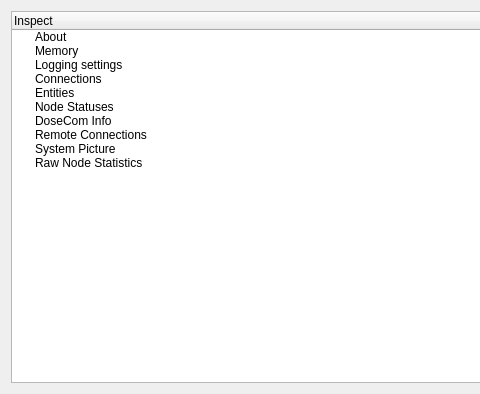
The window that src/dose/dose_dobexplorer.ss/src/dosemon.ui (SafirSDK/safir-sdk-core) describes before a commit, drawn with Qt 5; both pictures show x 0 to 480 and y 0 to 394 of the 741 by 394 pixel window.
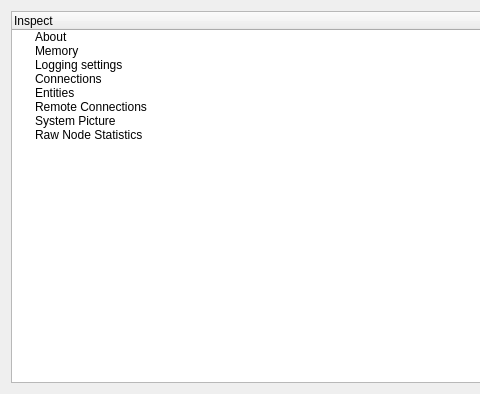
The same window after the commit.

Commit message: remove dose_com deps from dobexplorer

What changed in the file:
```diff
--- a/src/dose/dose_dobexplorer.ss/src/dosemon.ui
+++ b/src/dose/dose_dobexplorer.ss/src/dosemon.ui
@@ -65,22 +65,6 @@
         <string>Show internal information about entities and their instances.</string>
        </property>
       </item>
-      <item>
-       <property name="text">
-        <string>Node Statuses</string>
-       </property>
-       <property name="toolTip">
-        <string>Show information about nodes and their statuses.</string>
-       </property>
-      </item>
-      <item>
-       <property name="text">
-        <string>DoseCom Info</string>
-       </property>
-       <property name="toolTip">
-        <string>&lt;html&gt;&lt;head/&gt;&lt;body&gt;&lt;p&gt;Show internal information about dose_coms state.&lt;/p&gt;&lt;p&gt;Also allows enabling of dose_com internal logging.&lt;/p&gt;&lt;/body&gt;&lt;/html&gt;</string>
-       </property>
-      </item>
       <item>
        <property name="text">
         <string>Remote Connections</string>
```
Lines whose indentation alone changed are shown as unchanged. The commit also changes 11 other files.
